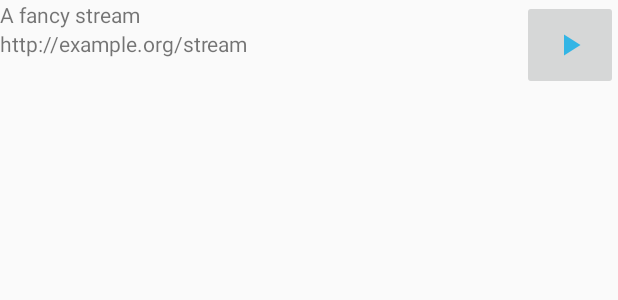
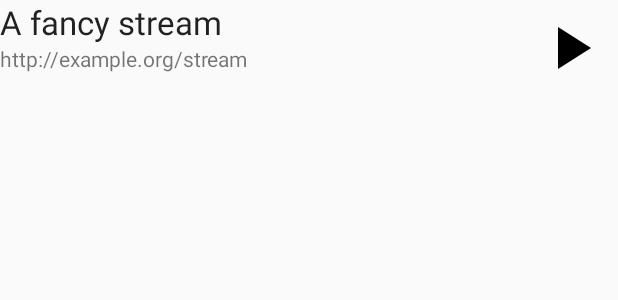
Before and after one commit to felixb/basscast, an Android app: the layout list_item_stream.xml on its own in the app's theme, with its tools: preview values and no code run, on a phone screen of 412 x 824 dp. Shown: the top 300 px of the screen. Run offline under Robolectric (Android 15) with nearby library versions, the phone set to English and light mode, and no system bars.

Commit message:
show media controls in main activity, closes #8

```diff
--- a/app/src/main/res/layout/activity_browse.xml
+++ b/app/src/main/res/layout/activity_browse.xml
@@ -32,9 +32,6 @@
             android:layout_margin="@dimen/fab_margin"
             android:src="@drawable/ic_content_add"/>
 
-    <MediaController
-            android:layout_width="match_parent"
-            android:layout_height="wrap_content"
-            android:layout_gravity="bottom|end"/>
+    <include layout="@layout/content_controls"/>
 
 </android.support.design.widget.CoordinatorLayout>
--- a/app/src/main/res/layout/list_item_stream.xml
+++ b/app/src/main/res/layout/list_item_stream.xml
@@ -4,10 +4,26 @@
         android:layout_width="match_parent"
         android:layout_height="match_parent">
 
+    <ImageButton
+            android:id="@+id/action_play"
+            android:layout_width="wrap_content"
+            android:layout_height="wrap_content"
+            android:layout_alignParentTop="true"
+            android:layout_alignParentRight="true"
+            android:layout_alignParentEnd="true"
+            android:src="@drawable/ic_av_play_arrow"
+            android:background="@android:color/transparent"
+            android:text="@string/action_play"/>
+
     <TextView
             android:id="@+id/title"
             android:layout_width="wrap_content"
             android:layout_height="wrap_content"
+            android:layout_alignParentLeft="true"
+            android:layout_alignParentStart="true"
+            android:layout_toLeftOf="@id/action_play"
+            android:layout_toStartOf="@id/action_play"
+            android:textAppearance="?android:textAppearanceLarge"
             android:text="A fancy stream"/>
 
     <TextView
@@ -17,16 +33,11 @@
             android:layout_below="@+id/title"
             android:layout_alignParentLeft="true"
             android:layout_alignParentStart="true"
+            android:layout_toLeftOf="@id/action_play"
+            android:layout_toStartOf="@id/action_play"
+            android:textAppearance="?android:textAppearanceSmall"
+            android:ellipsize="middle"
+            android:maxLines="2"
             android:text="http://example.org/stream"/>
 
-    <ImageButton
-            android:id="@+id/action_play"
-            android:layout_width="wrap_content"
-            android:layout_height="wrap_content"
-            android:layout_alignParentTop="true"
-            android:layout_alignParentRight="true"
-            android:layout_alignParentEnd="true"
-            android:src="@drawable/ic_av_play_arrow"
-            android:text="@string/action_play"/>
-
 </RelativeLayout>
--- a/app/src/main/res/values/dimens.xml
+++ b/app/src/main/res/values/dimens.xml
@@ -3,4 +3,6 @@
     <dimen name="activity_horizontal_margin">16dp</dimen>
     <dimen name="activity_vertical_margin">16dp</dimen>
     <dimen name="fab_margin">16dp</dimen>
+    <dimen name="controls_elevation">16dp</dimen>
+    <dimen name="controls_height">48dp</dimen>
 </resources>
```
Also changed, not shown: app/src/main/java/de/ub0r/android/basscast/BrowseActivity.java (+120 -4 lines), app/src/main/res/layout/content_controls.xml (added, +45 -0 lines), app/src/main/res/drawable-hdpi/ic_av_pause.png (added), app/src/main/res/drawable-hdpi/ic_av_play_arrow.png, app/src/main/res/drawable-hdpi/ic_av_stop.png (added), app/src/main/res/drawable-mdpi/ic_av_pause.png (added), app/src/main/res/drawable-mdpi/ic_av_play_arrow.png, app/src/main/res/drawable-mdpi/ic_av_stop.png (added), app/src/main/res/drawable-xhdpi/ic_av_pause.png (added), app/src/main/res/drawable-xhdpi/ic_av_play_arrow.png, app/src/main/res/drawable-xhdpi/ic_av_stop.png (added), app/src/main/res/drawable-xxhdpi/ic_av_pause.png (added), app/src/main/res/drawable-xxhdpi/ic_av_play_arrow.png, app/src/main/res/drawable-xxhdpi/ic_av_stop.png (added), 3 more files.
